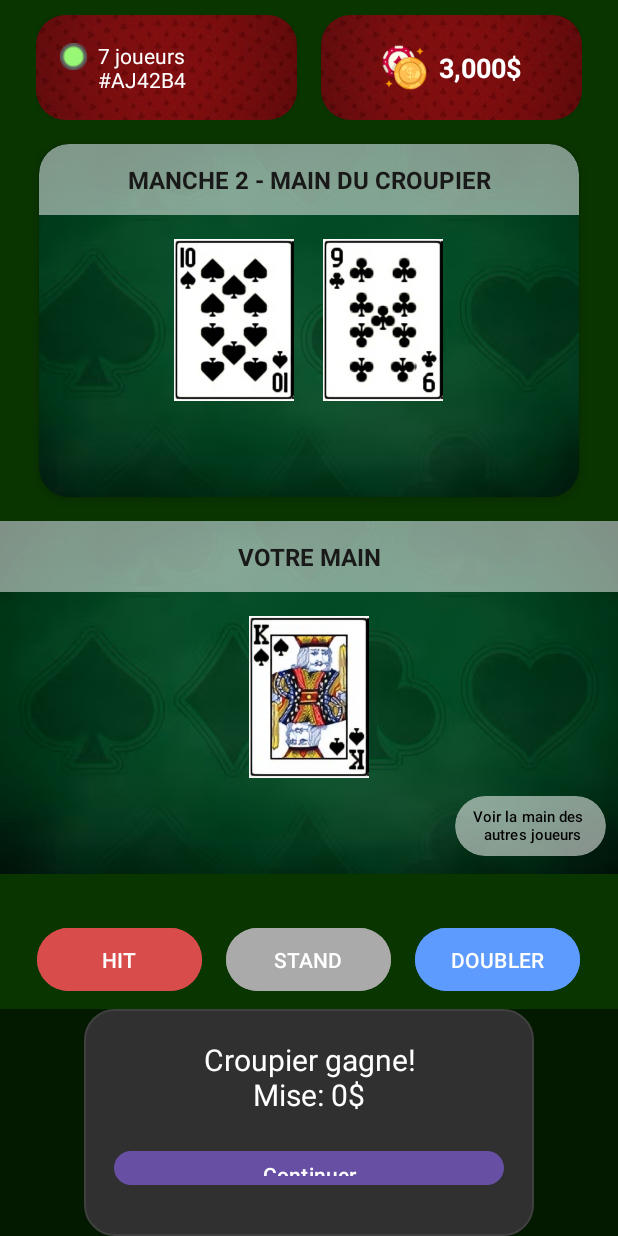
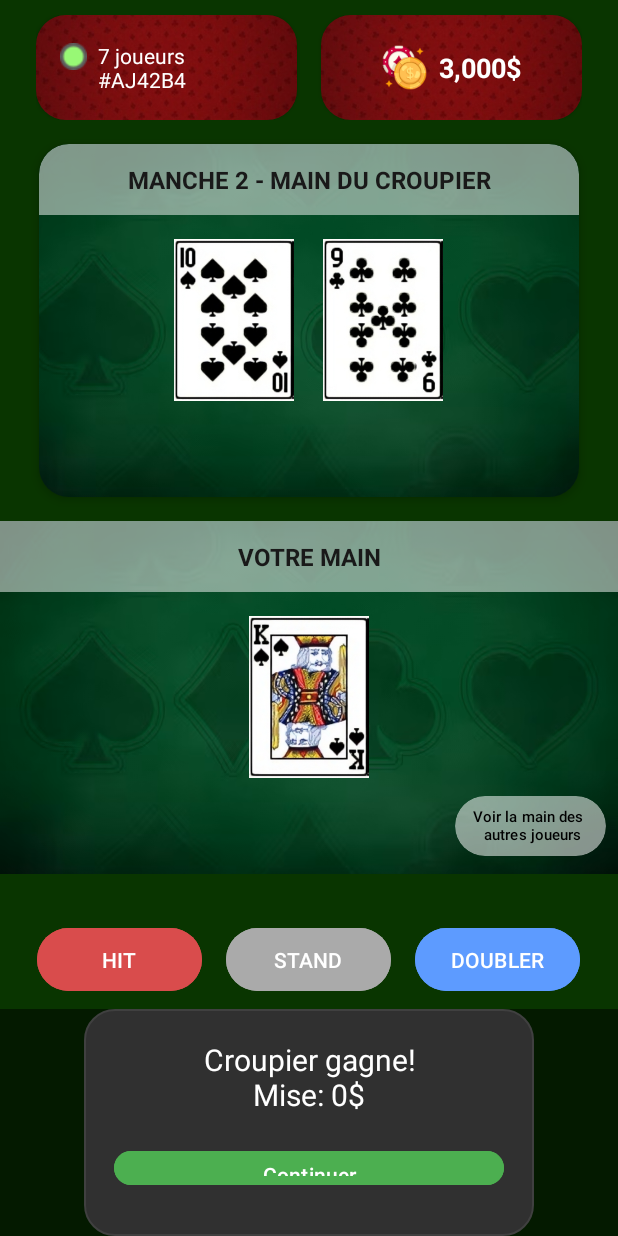
Before and after one commit to Hotweels94/Blackjack_Ynov, an Android app: the MainActivity screen opened directly, with no data from a screen before it, after a tap on "STAND", on a phone screen of 412 x 824 dp. Run offline under Robolectric (Android 15) with nearby library versions, the phone set to English and light mode, and no system bars; 2 other taps on this screen came first.

Commit message:
Correctif bug affichage dealer card + boucle partie

```diff
--- a/app/src/main/java/com/example/blackjack_game/ConnectionManager.java
+++ b/app/src/main/java/com/example/blackjack_game/ConnectionManager.java
@@ -15,7 +15,8 @@ public class ConnectionManager {
     private static Socket socket;
     private static PrintWriter out;
     private static BufferedReader in;
-    private static final String SERVER_IP = "192.168.56.1";
+    /* private static final String SERVER_IP = "192.168.56.1"; */
+    private static final String SERVER_IP = "192.168.1.168";
     private static final int SERVER_PORT = 5555;
 
     public static void setSocket(Socket s) {
--- a/app/src/main/java/com/example/blackjack_game/Game/GameLogic.java
+++ b/app/src/main/java/com/example/blackjack_game/Game/GameLogic.java
@@ -54,17 +54,18 @@ public class GameLogic {
         dealer.getDealerHandFromServer(new ServerCallback() {
         @Override
         public void onResponse(JSONObject response) {
-                Log.d("GameLogic", "Main dealer reçue : " + response.toString());
-
             try {
                 dealer.addCardFromJson(response);
-
+                if (gameStateListener != null) {
+                    gameStateListener.onDealerHandUpdated();
                     Log.d("GameLogic", "Main dealer REEL : " + dealer.getCards().toString());
                     Log.d("GameLogic", "Main Joueur REEL : " + player.getHand().toString());
+                }
             } catch (JSONException e) {
                 e.printStackTrace();
             }
         }
+
 
             @Override
             public void onError(Exception e) {
@@ -141,4 +142,14 @@ public class GameLogic {
     public List<Card> getDealerCards() {
         return dealer.getCards();
     }
+
+    public interface GameStateListener {
+        void onDealerHandUpdated();
     }
+
+    private GameStateListener gameStateListener;
+
+    public void setGameStateListener(GameStateListener listener) {
+        this.gameStateListener = listener;
+    }
+}
--- a/app/src/main/java/com/example/blackjack_game/MainActivity.java
+++ b/app/src/main/java/com/example/blackjack_game/MainActivity.java
@@ -21,7 +21,7 @@ public class MainActivity extends AppCompatActivity {
     private GameLogic game;
     private TextView dealerHandTitle, playerHandTitle, balanceText;
     private LinearLayout dealerCardsLayout, playerCardsLayout;
-    private Button hitButton, standButton, doubleButton, seeHandsButton;
+    private Button hitButton, standButton, doubleButton, seeHandsButton, continueButton, quitButton;
     private int currentRound = 1;
     private View resultOverlay;
 
@@ -31,10 +31,12 @@ public class MainActivity extends AppCompatActivity {
         setContentView(R.layout.activity_main);
 
         initViews();
-
         game = new GameLogic("Joueur", 3000.0);
 
         setupButtons();
+        setupResultButtons();
+
+        game.setGameStateListener(() -> runOnUiThread(this::updateGameState));
         showBetDialog();
     }
 
@@ -49,6 +51,8 @@ public class MainActivity extends AppCompatActivity {
         doubleButton = findViewById(R.id.doubleButton);
         seeHandsButton = findViewById(R.id.see_hands);
         resultOverlay = findViewById(R.id.resultOverlay);
+        continueButton = findViewById(R.id.continueButton);
+        quitButton = findViewById(R.id.quitButton);
     }
 
     private void setupButtons() {
@@ -137,35 +141,36 @@ public class MainActivity extends AppCompatActivity {
     }
 
     private void updateCardImages() {
+        runOnUiThread(() -> {
             dealerCardsLayout.removeAllViews();
             playerCardsLayout.removeAllViews();
 
-        // Cartes croupier
+            // Cartes du croupier - toujours afficher au moins une carte
+            boolean showDealerCards = !game.getDealer().getCards().isEmpty();
+
+            if (showDealerCards) {
                 for (int i = 0; i < game.getDealer().getCards().size(); i++) {
-            Card card = game.getDealer().getCards().get(i);
-            ImageView cardImage = createCardImageView(card, i > 0 && !game.isRoundOver());
-            dealerCardsLayout.addView(cardImage);
-
-            // Ajouter une marge à droite sauf dernière carte
-            if (i < game.getDealer().getCards().size() - 1) {
-                View spacer = new View(this);
-                spacer.setLayoutParams(new LinearLayout.LayoutParams(dpToPx(10), 0));
-                dealerCardsLayout.addView(spacer);
+                    boolean isHidden = (i == 0 && !game.isRoundOver());
+                    addCardToLayout(dealerCardsLayout, game.getDealer().getCards().get(i), isHidden);
                 }
             }
 
-        // Cartes joueur
-        for (int i = 0; i < game.getPlayer().getHand().getCards().size(); i++) {
-            Card card = game.getPlayer().getHand().getCards().get(i);
-            ImageView cardImage = createCardImageView(card, false);
-            playerCardsLayout.addView(cardImage);
+            // Cartes du joueur
+            for (Card card : game.getPlayer().getHand().getCards()) {
+                addCardToLayout(playerCardsLayout, card, false);
+            }
+        });
+    }
 
-            // Ajouter une marge à droite sauf dernière carte
-            if (i < game.getPlayer().getHand().getCards().size() - 1) {
+    private void addCardToLayout(LinearLayout layout, Card card, boolean hidden) {
+        ImageView cardImage = createCardImageView(card, hidden);
+        layout.addView(cardImage);
+
+        // Ajouter space entre les cartes
+        if (layout.getChildCount() > 1) {
             View spacer = new View(this);
             spacer.setLayoutParams(new LinearLayout.LayoutParams(dpToPx(10), 0));
-                playerCardsLayout.addView(spacer);
-            }
+            layout.addView(spacer, layout.getChildCount() - 1);
         }
     }
 
@@ -237,11 +242,22 @@ public class MainActivity extends AppCompatActivity {
     String result = determineResultText();
     TextView resultText = findViewById(R.id.resultText);
     resultText.setText(result);
+
+    if (game.getPlayer().getBalance() <= 0) {
+        continueButton.setVisibility(View.GONE); // Cache  l'opt "Continuer" si solde = 0
+        quitButton.setText("Game Over");
+    } else {
+        continueButton.setVisibility(View.VISIBLE);
+        quitButton.setText("Quitter la partie");
+    }
+
     resultOverlay.setVisibility(View.VISIBLE);
 }
 
     private String determineResultText() {
-        if (game.getPlayer().getHand().isBlackjack()) {
+        if (game.getPlayer().getBalance() <= 0) {
+            return "Game Over!\nVotre solde est épuisé.";
+        }else if (game.getPlayer().getHand().isBlackjack()) {
             return "Blackjack!\nVous gagnez " + (int)(game.getPlayer().getCurrentBet() * 1.5) + "$ !";
         } else if (game.getPlayer().getHand().isBusted()) {
             return "Vous avez perdu!\nMise: " + (int)game.getPlayer().getCurrentBet() + "$";
@@ -280,4 +296,15 @@ public class MainActivity extends AppCompatActivity {
         standButton.setEnabled(enabled);
         doubleButton.setEnabled(enabled && game.getPlayer().canDoubleDown());
     }
+
+    private void setupResultButtons() {
+    continueButton.setOnClickListener(v -> {
+        resultOverlay.setVisibility(View.GONE);
+        showBetDialog();
+    });
+
+    quitButton.setOnClickListener(v -> {
+        finish();
+    });
 }
+}
--- a/app/src/main/res/layout/activity_main.xml
+++ b/app/src/main/res/layout/activity_main.xml
@@ -274,13 +274,17 @@
                 android:layout_width="match_parent"
                 android:layout_height="wrap_content"
                 android:text="Continuer"
-                android:layout_marginBottom="10dp"/>
+                android:layout_marginBottom="10dp"
+                android:backgroundTint="#4CAF50"
+                android:textColor="#FFFFFF"/>
 
             <Button
                 android:id="@+id/quitButton"
                 android:layout_width="match_parent"
                 android:layout_height="wrap_content"
-                android:text="Quitter la partie"/>
+                android:text="Quitter la partie"
+                android:backgroundTint="#F44336"
+                android:textColor="#FFFFFF"/>
         </LinearLayout>
     </RelativeLayout>
 </LinearLayout>
```
Lines whose indentation alone changed are shown as unchanged.
